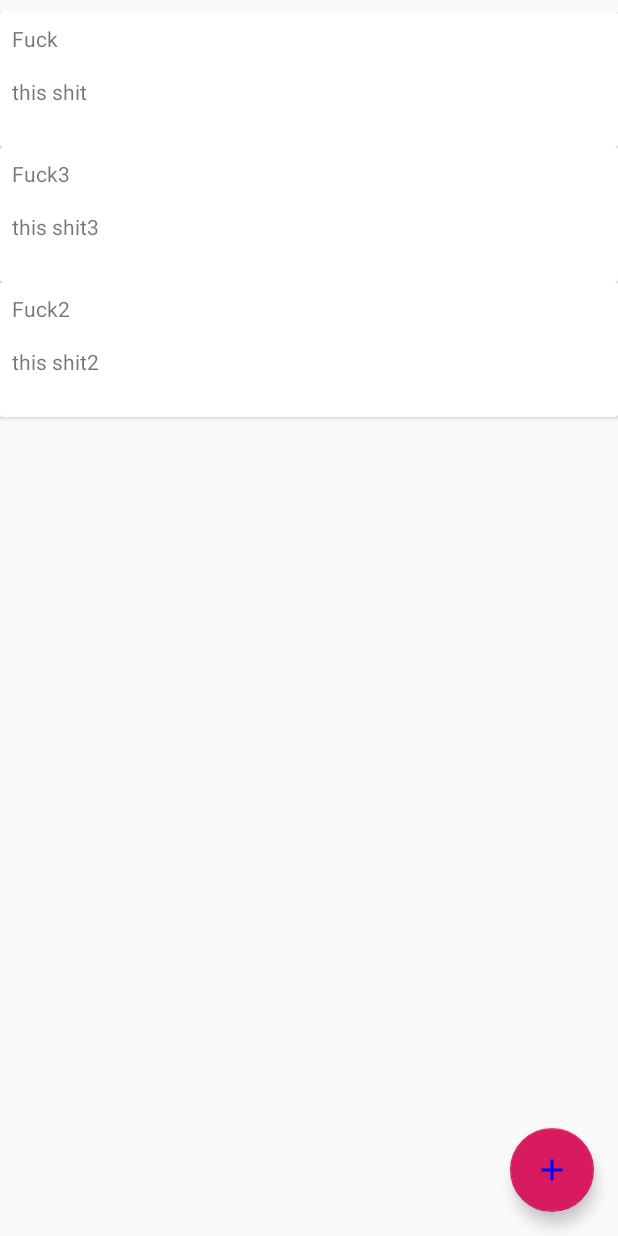
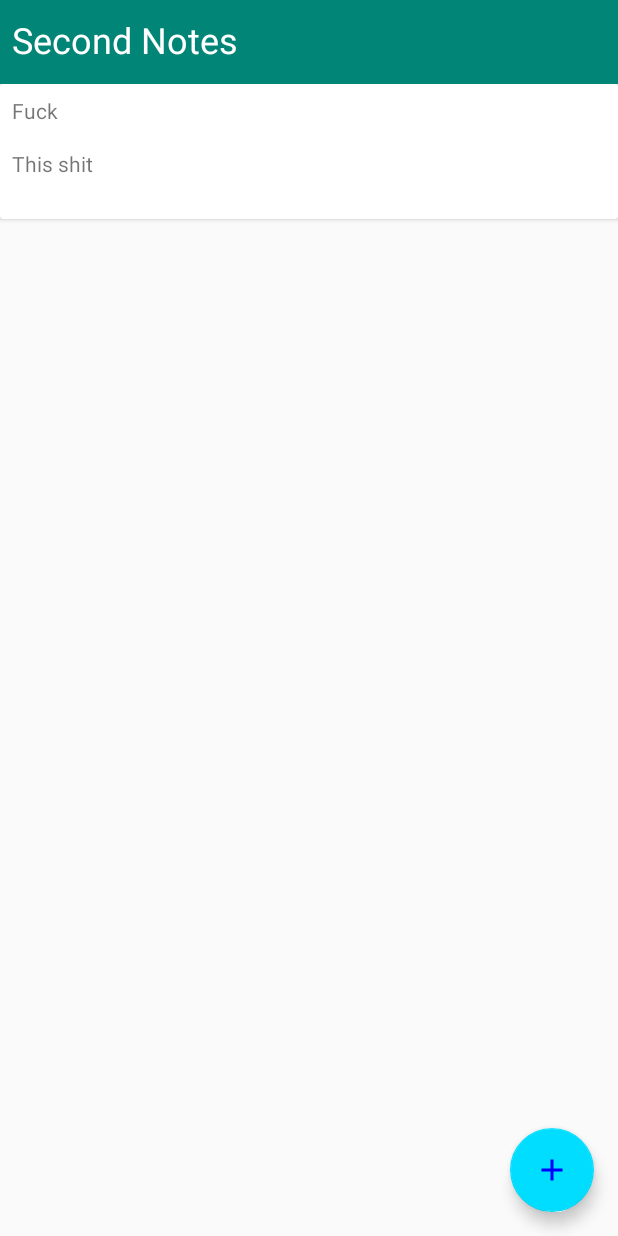
Before and after one commit to DarkWervolf/MyNotes, an Android app: the screen it shows after launch (MainActivity), on a phone screen of 412 x 824 dp. Run offline under Robolectric (Android 15) with nearby library versions, the phone set to English and light mode, and no system bars.

Commit message:
It works 1

```diff
--- a/app/src/main/java/com/example/user/mynotes/MainActivity.java
+++ b/app/src/main/java/com/example/user/mynotes/MainActivity.java
@@ -15,6 +15,7 @@ import android.util.Log;
 import android.view.View;
 import android.view.Menu;
 import android.view.MenuItem;
+import android.widget.Toast;
 
 import com.example.user.mynotes.Adapters.NoteAdapter;
 import com.example.user.mynotes.Models.Note;
@@ -30,17 +31,13 @@ import java.util.List;
 public class MainActivity extends AppCompatActivity {
 
     private NoteAdapter adapter;
-
+    final ArrayList<Note> notes = new ArrayList<>();
     @Override
     protected void onCreate(Bundle savedInstanceState) {
         super.onCreate(savedInstanceState);
         setContentView(R.layout.activity_main);
 
-        ArrayList<Note> notes = new ArrayList<>();
-        Note note1 = new Note("Fuck", "this shit");
-        Note note2 = new Note("Fuck2", "this shit2");
-        Note note3 = new Note("Fuck3", "this shit3");
-        notes.add(note1);notes.add(note3);notes.add(note2);
+        notes.add(createNote("Fuck", "This shit"));
         RecyclerView recyclerView = findViewById(R.id.main_recycler);
         RecyclerView.LayoutManager manager = new LinearLayoutManager(this);
         recyclerView.setLayoutManager(manager);
@@ -51,11 +48,26 @@ public class MainActivity extends AppCompatActivity {
         fab.setOnClickListener(new View.OnClickListener() {
             @Override
             public void onClick(View view) {
-                Note note;
+                Note note = null;
                 Intent intent = new Intent(MainActivity.this, NewNoteActivity.class);
-                startActivityForResult(intent, 101);
+                startActivityForResult(intent, 1);
             }
         });
     }
 
+    Note createNote(String title, String text){
+        Note newNote = new Note(title, text);
+        return newNote;
+    }
+
+    @Override
+    protected void onActivityResult(int requestCode, int resultCode, Intent data) {
+        if (data == null) {return;}
+        String title = data.getStringExtra("title");
+        String text = data.getStringExtra("body");
+        notes.add(createNote(title, text));
+        Toast toast = Toast.makeText(getApplicationContext(),
+                "Note was successfully added!", Toast.LENGTH_SHORT);
+        toast.show();
+    }
 }
--- a/app/src/main/res/layout/activity_main.xml
+++ b/app/src/main/res/layout/activity_main.xml
@@ -6,20 +6,45 @@
     android:layout_height="match_parent"
     tools:context=".MainActivity">
 
+    <android.support.v7.widget.Toolbar
+        android:id="@+id/toolbar"
+        android:layout_width="match_parent"
+        android:layout_height="wrap_content"
+        android:background="?attr/colorPrimary"
+        android:minHeight="?attr/actionBarSize"
+        android:theme="?attr/actionBarTheme" />
+
+    <TextView
+        android:id="@+id/textView2"
+        android:layout_width="wrap_content"
+        android:layout_height="wrap_content"
+        android:layout_marginStart="8dp"
+        android:layout_marginTop="-1dp"
+        android:text="Second Notes"
+        android:textColor="@android:color/white"
+        android:textSize="24sp"
+        app:layout_constraintBottom_toBottomOf="@+id/toolbar"
+        app:layout_constraintStart_toStartOf="@+id/toolbar"
+        app:layout_constraintTop_toTopOf="@+id/toolbar"
+        app:layout_constraintVertical_bias="0.432" />
+
     <LinearLayout
         android:layout_width="match_parent"
         android:layout_height="match_parent"
-        android:orientation="vertical"></LinearLayout>
+        android:orientation="vertical">
+
+    </LinearLayout>
 
     <android.support.v7.widget.RecyclerView
         android:id="@+id/main_recycler"
         android:layout_width="match_parent"
         android:layout_height="0dp"
-        android:layout_marginTop="8dp"
         app:layout_constraintBottom_toBottomOf="parent"
         app:layout_constraintEnd_toEndOf="parent"
+        app:layout_constraintHorizontal_bias="1.0"
         app:layout_constraintStart_toStartOf="parent"
-        app:layout_constraintTop_toTopOf="parent" />
+        app:layout_constraintTop_toBottomOf="@+id/toolbar"
+        app:layout_constraintVertical_bias="1.0" />
 
     <android.support.design.widget.FloatingActionButton
         android:id="@+id/button_addNote"
@@ -29,6 +54,7 @@
         android:layout_margin="@dimen/fab_margin"
         android:layout_marginEnd="8dp"
         android:layout_marginBottom="8dp"
+        app:backgroundTint="@android:color/holo_blue_bright"
         app:layout_constraintBottom_toBottomOf="parent"
         app:layout_constraintEnd_toEndOf="parent"
         app:srcCompat="@drawable/ic_add_black_24dp" />
```
Also changed, not shown: app/src/main/java/com/example/user/mynotes/NewNoteActivity.java (+7 -0 lines).
